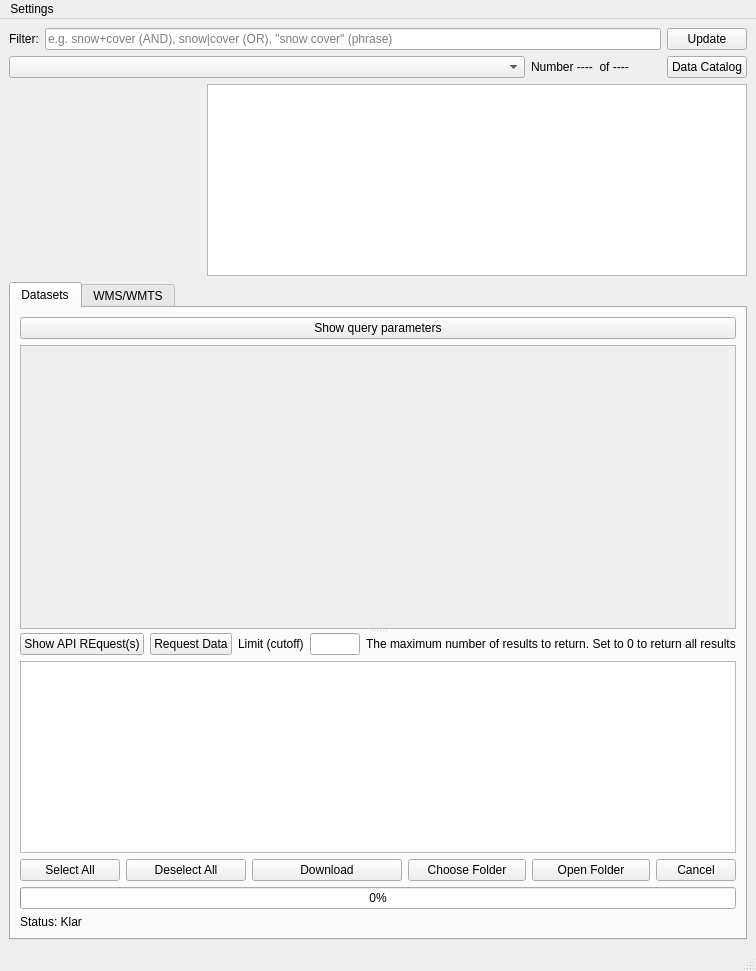
The window that resources/form.ui (copernicus-land/Copernicus-Connect) describes before a commit, drawn with Qt 5.
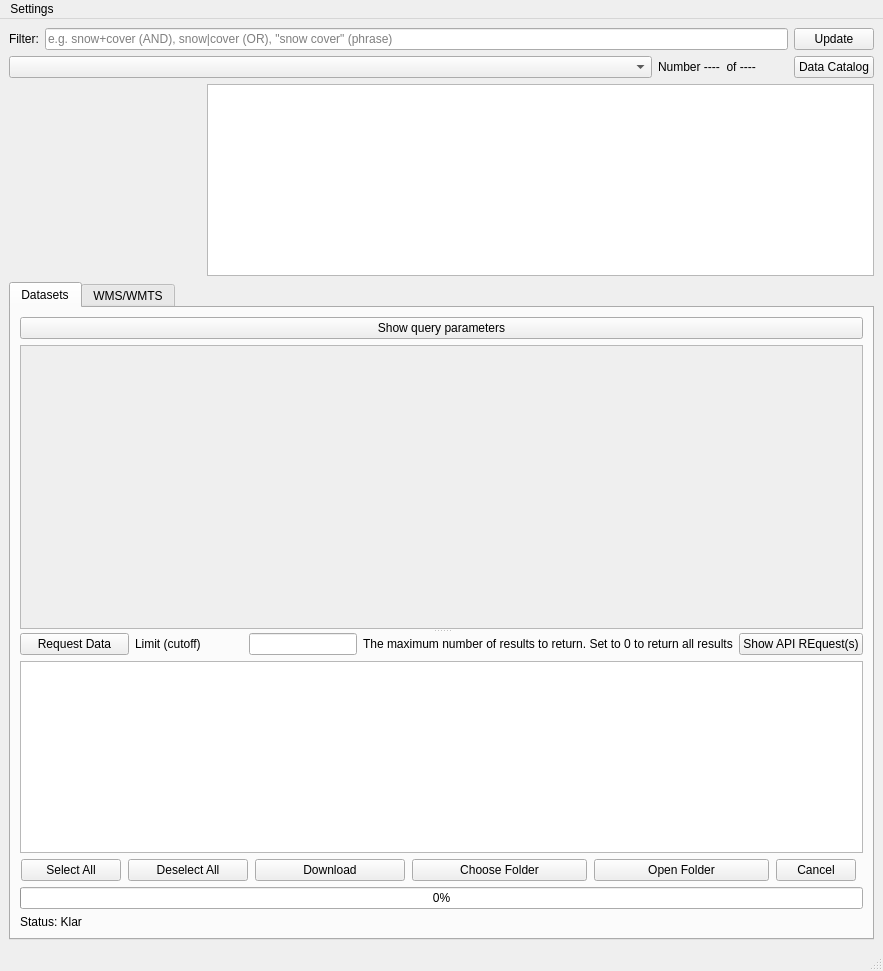
The same window after the commit.

Commit message: Version 0.8 	• Fixed issue not showing data title and and abstract after change in WEkEO HAD output 		○ WEkEO q-filter is now working 	• Added Copernicus Connect to the panel (docked) 	• Button "Show API Request" moved to right 	• The numbers of "buttons" reduced from 5 to 2 for bounding box 	• Bounding box 100% transparent

Patch:
```diff
--- a/resources/form.ui
+++ b/resources/form.ui
@@ -6,7 +6,7 @@
    <rect>
     <x>0</x>
     <y>0</y>
-    <width>756</width>
+    <width>883</width>
     <height>971</height>
    </rect>
   </property>
@@ -156,8 +156,8 @@
              <rect>
               <x>0</x>
               <y>0</y>
-              <width>712</width>
-              <height>263</height>
+              <width>839</width>
+              <height>252</height>
              </rect>
             </property>
             <layout class="QVBoxLayout" name="formLayout"/>
@@ -167,13 +167,6 @@
            <layout class="QVBoxLayout">
             <item>
              <layout class="QHBoxLayout">
-              <item>
-               <widget class="QPushButton" name="showRequestButton">
-                <property name="text">
-                 <string>Show API REquest(s)</string>
-                </property>
-               </widget>
-              </item>
               <item>
                <widget class="QPushButton" name="requestDataButton">
                 <property name="text">
@@ -189,7 +182,14 @@
                </widget>
               </item>
               <item>
-               <widget class="QLineEdit" name="limitLineEdit"/>
+               <widget class="QLineEdit" name="limitLineEdit">
+                <property name="sizePolicy">
+                 <sizepolicy hsizetype="Fixed" vsizetype="Fixed">
+                  <horstretch>0</horstretch>
+                  <verstretch>0</verstretch>
+                 </sizepolicy>
+                </property>
+               </widget>
               </item>
               <item>
                <widget class="QLabel" name="labelDescription">
@@ -198,6 +198,13 @@
                 </property>
                </widget>
               </item>
+              <item>
+               <widget class="QPushButton" name="showRequestButton">
+                <property name="text">
+                 <string>Show API REquest(s)</string>
+                </property>
+               </widget>
+              </item>
              </layout>
             </item>
             <item>
@@ -394,8 +401,8 @@
     <rect>
      <x>0</x>
      <y>0</y>
-     <width>756</width>
-     <height>22</height>
+     <width>883</width>
+     <height>21</height>
     </rect>
    </property>
    <widget class="QMenu" name="menuSettings">
```
Left out of the diff: 2 changed lines with no effect on the pictures. The commit also changes 4 other files.
